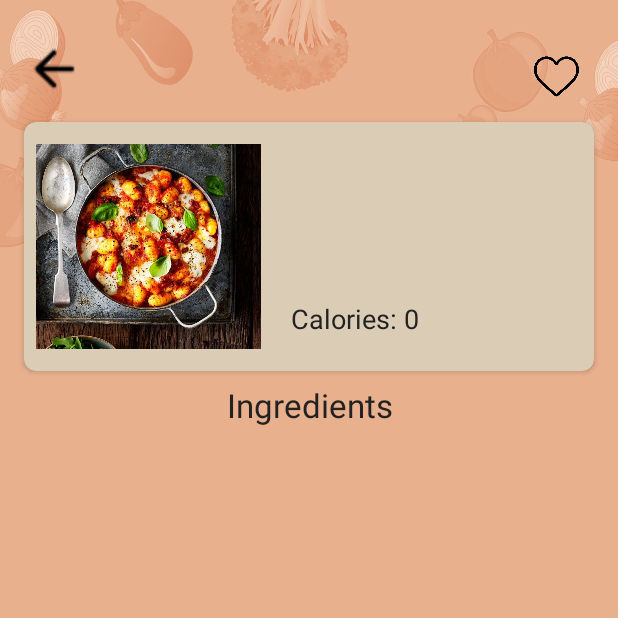
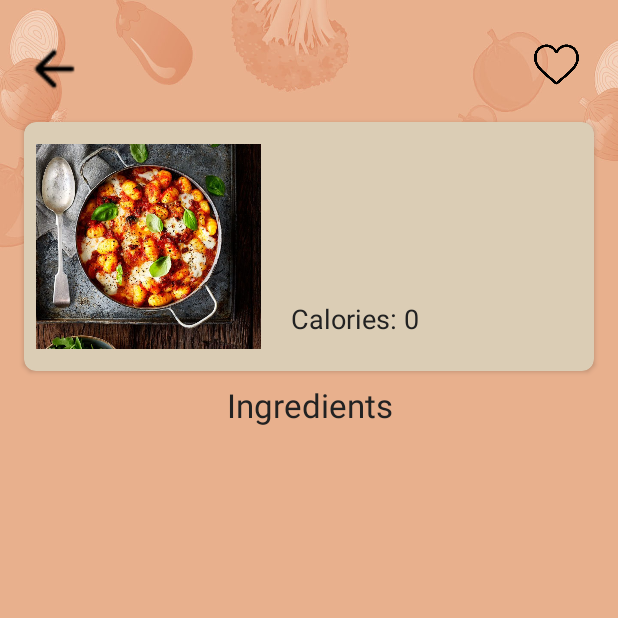
Before and after one commit to athvag/DiscoverYourChef, an Android app: the RecipesPage screen opened directly, with no data from a screen before it, on a phone screen of 412 x 824 dp, the top half of it. Run offline under Robolectric (Android 15) with nearby library versions, the phone set to English and light mode, and no system bars; our stand-ins replace Firebase (no records; nobody signed in at launch, a user with empty details on screens opened directly), Picasso; network calls fail; pictures from the network do not load; 8 statements that could not run were skipped.

Commit message:
fixed some format issues

```diff
--- a/app/src/main/res/layout/activity_recipes_page.xml
+++ b/app/src/main/res/layout/activity_recipes_page.xml
@@ -24,13 +24,14 @@
         app:tint="#000000" />
 
     <ImageView
+        android:layout_marginBottom="7dp"
         android:id="@+id/favouritePhoto"
         android:layout_width="30dp"
         android:layout_height="30dp"
         android:background="?attr/selectableItemBackground"
         android:clickable="true"
         android:layout_marginRight="26dp"
-        android:layout_marginTop="36dp"
+        android:layout_marginTop="28dp"
         android:src="@drawable/notfavourite"
         app:layout_constraintTop_toTopOf="parent"
         app:layout_constraintRight_toRightOf="parent"/>
@@ -74,6 +75,7 @@
             app:layout_constraintLeft_toRightOf="@id/recipePhoto">
 
             <TextView
+                android:paddingEnd="8dp"
                 android:id="@+id/recipeName"
                 android:layout_width="wrap_content"
                 android:layout_height="wrap_content"
```
